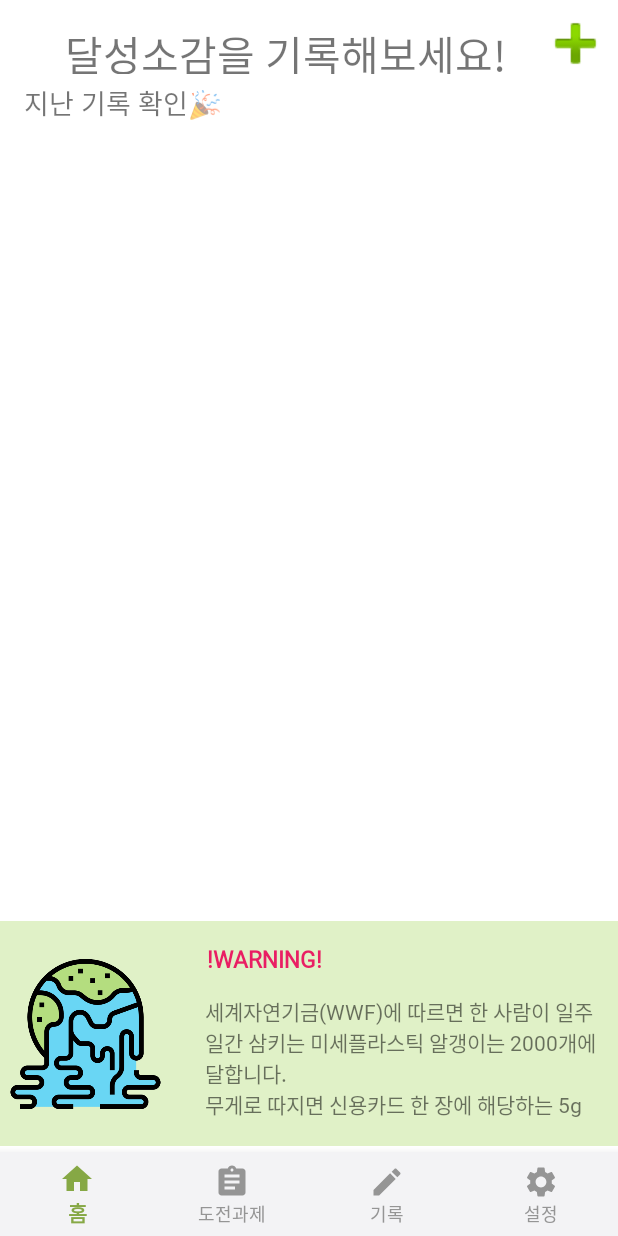
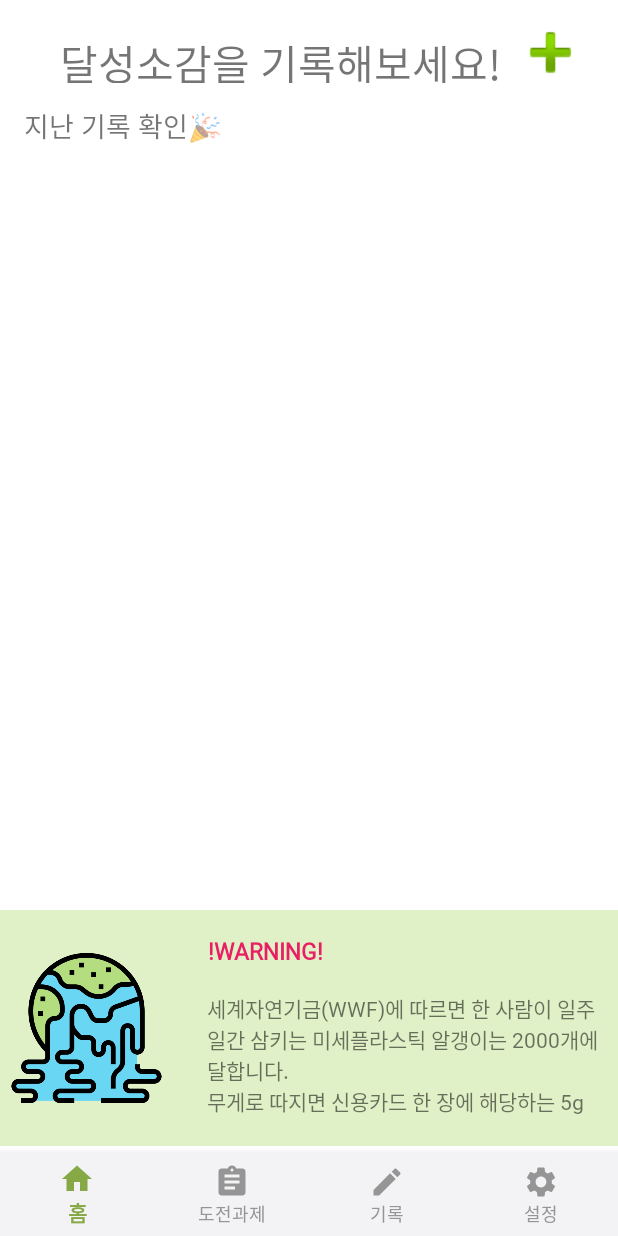
Before and after one commit to hansun-hub/android_app_g, an Android app: the fragment Menu2Fragment placed in its activity, on a phone screen of 412 x 824 dp. Run offline under Robolectric (Android 15) with nearby library versions, the phone set to English and light mode, and no system bars; 6 statements that could not run were skipped.

Commit message:
menu2.xml last commits

```diff
--- a/app/src/main/res/layout/fragment_menu2.xml
+++ b/app/src/main/res/layout/fragment_menu2.xml
@@ -17,10 +17,10 @@
             android:id="@+id/menu2_btnAdd"
             android:layout_width="50dp"
             android:layout_height="50dp"
-            android:layout_marginTop="4dp"
+            android:layout_marginTop="10dp"
+            android:layout_marginEnd="20dp"
             android:background="@android:drawable/ic_input_add"
             app:layout_constraintEnd_toEndOf="parent"
-            app:layout_constraintStart_toEndOf="@+id/menu2_tvTitle"
             app:layout_constraintTop_toTopOf="parent" />
 
         <TextView
@@ -28,31 +28,30 @@
             android:layout_width="301dp"
             android:layout_height="34dp"
             android:layout_marginStart="40dp"
-            android:layout_marginTop="15dp"
-            android:layout_marginEnd="10dp"
+            android:layout_marginTop="21dp"
             android:text="@string/menu2_title"
             android:textSize="27sp"
-            app:layout_constraintEnd_toStartOf="@+id/menu2_btnAdd"
             app:layout_constraintStart_toStartOf="parent"
             app:layout_constraintTop_toTopOf="parent" />
 
         <androidx.recyclerview.widget.RecyclerView
             android:id="@+id/menu2_recycler"
-            android:layout_width="380dp"
-            android:layout_height="350dp"
+            android:layout_width="383dp"
+            android:layout_height="333dp"
             android:background="#FFFFFF"
             app:layout_constraintBottom_toBottomOf="parent"
             app:layout_constraintEnd_toEndOf="parent"
+            app:layout_constraintHorizontal_bias="0.571"
             app:layout_constraintStart_toStartOf="parent"
             app:layout_constraintTop_toBottomOf="@+id/menu2_tvLastRecord"
-            app:layout_constraintVertical_bias="0.05" />
+            app:layout_constraintVertical_bias="0.083" />
 
         <TextView
             android:id="@+id/menu2_tvLastRecord"
             android:layout_width="wrap_content"
             android:layout_height="wrap_content"
             android:layout_marginStart="16dp"
-            android:layout_marginTop="6dp"
+            android:layout_marginTop="15dp"
             android:text="지난 기록 확인🎉"
             android:textSize="18sp"
             app:layout_constraintStart_toStartOf="parent"
@@ -61,8 +60,8 @@
     </androidx.constraintlayout.widget.ConstraintLayout>
 
     <androidx.constraintlayout.widget.ConstraintLayout
-        android:layout_width="match_parent"
-        android:layout_height="150dp"
+        android:layout_width="414dp"
+        android:layout_height="157dp"
         android:layout_marginBottom="60dp"
         android:background="@color/green5"
         app:layout_constraintBottom_toBottomOf="@+id/constraintLayout"
```
